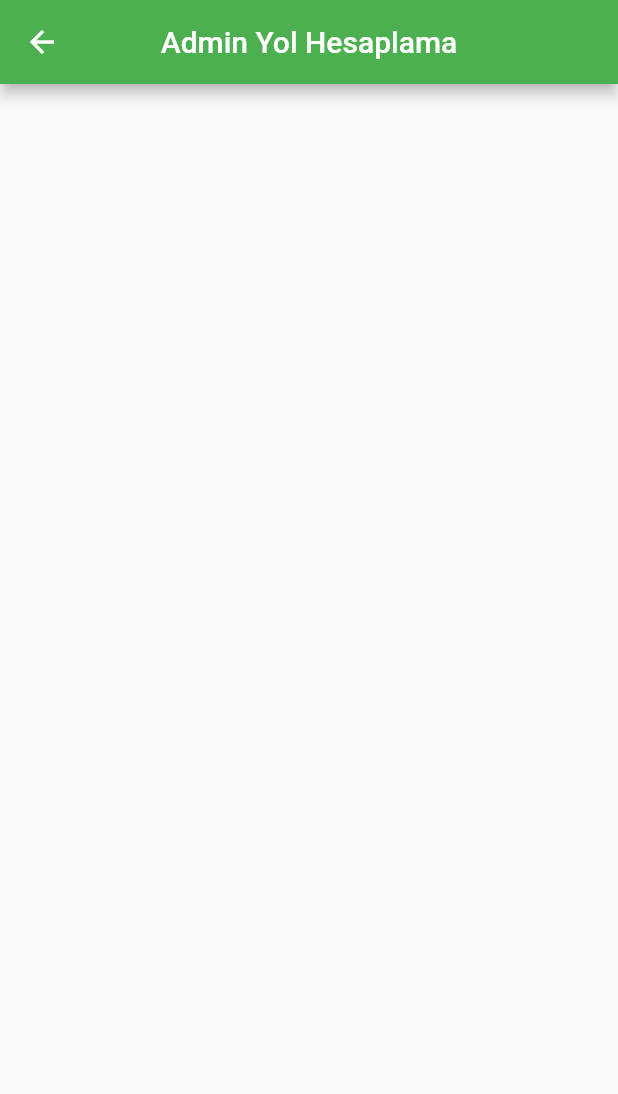
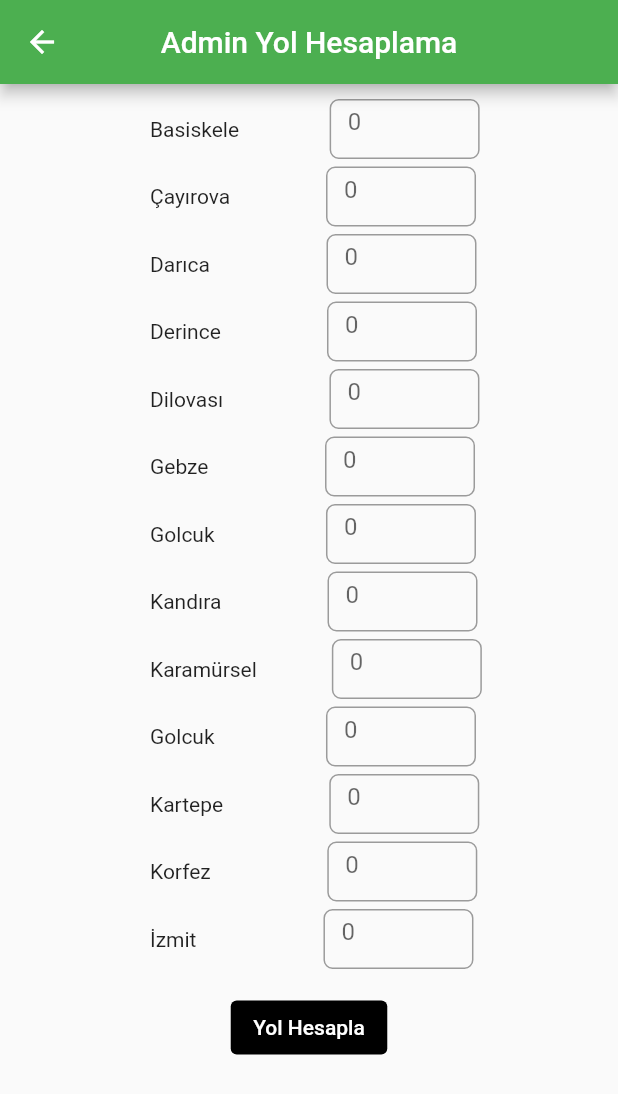
Before and after one commit to AlperenImam0glu/Kocaeli-Universitesi-Ulasim-Uygulamasi, a Flutter app: the AdminYolHesapla screen opened directly, on a phone screen of 412 x 824 dp. Shown: the top 1094 px of the screen. Run offline on Flutter 3.47's test engine with Material 2 defaults, Android fonts, the phone set to English and light mode, and no system bars; our stand-ins replace flutter_map, latlong2, sqflite; missing offline and left inert: dart:ffi; accounts and stored records are empty.

Commit message:
yol hesaplama ekrani yapildi

```diff
--- a/lib/admin_harita.dart
+++ b/lib/admin_pages/admin_harita.dart
@@ -1,7 +1,7 @@
 import 'package:flutter/material.dart';
 import 'package:flutter_map/flutter_map.dart';
 import 'package:latlong2/latlong.dart';
-import 'package:yazlab2_proje2_mobil/Duraklar.dart';
+import 'package:yazlab2_proje2_mobil/models/Duraklar.dart';
 
 class Harita extends StatefulWidget {
   @override
@@ -9,19 +9,33 @@ class Harita extends StatefulWidget {
 }
 
 class _HaritaState extends State<Harita> {
-  Duraklar izmit = new Duraklar(40.764759, 29.940957);
-  Duraklar basiskele = new Duraklar(40.709633, 29.923609);
-  Duraklar cayirova = new Duraklar(40.823270, 29.372250);
-  Duraklar darica = new Duraklar(40.773861, 29.401166);
-  Duraklar derince = new Duraklar(40.755790, 29.831286);
+  Duraklar Basiskele = new Duraklar(40.709633, 29.923609);
+  Duraklar Cayirova = new Duraklar(40.823270, 29.372250);
+  Duraklar Darica = new Duraklar(40.773861, 29.401166);
+  Duraklar Derince = new Duraklar(40.755790, 29.831286);
+  Duraklar Dilovasi = new Duraklar(40.785418, 29.541543);
+  Duraklar Gebze = new Duraklar(40.802446, 29.439632);
+  Duraklar Golcuk = new Duraklar(40.716607, 29.817274);
+  Duraklar Kandira = new Duraklar(41.067325, 30.153739);
+  Duraklar Karamursel = new Duraklar(40.690930, 29.615780);
+  Duraklar Kartepe = new Duraklar(40.752813, 30.023271);
+  Duraklar Korfez = new Duraklar(40.760902, 29.786963);
+  Duraklar Izmit = new Duraklar(40.764759, 29.940957);
 
   final duraklistesi = <Duraklar>[];
   _HaritaState() {
-    duraklistesi.add(izmit);
-    duraklistesi.add(basiskele);
-    duraklistesi.add(cayirova);
-    duraklistesi.add(darica);
-    duraklistesi.add(derince);
+    duraklistesi.add(Basiskele);
+    duraklistesi.add(Cayirova);
+    duraklistesi.add(Darica);
+    duraklistesi.add(Derince);
+    duraklistesi.add(Dilovasi);
+    duraklistesi.add(Gebze);
+    duraklistesi.add(Golcuk);
+    duraklistesi.add(Kandira);
+    duraklistesi.add(Karamursel);
+    duraklistesi.add(Kartepe);
+    duraklistesi.add(Korfez);
+    duraklistesi.add(Izmit);
   }
 
   @override
@@ -36,12 +50,7 @@ class _HaritaState extends State<Harita> {
       body: Column(
         children: <Widget>[
           Expanded(
-            flex: 2,
             child: mapWidget(),
-          ),
-          Expanded(
-            flex: 1,
-            child: Text("BURADA İSLEMLER OLACAK"),
           ),
         ],
       ),
--- /dev/null
+++ b/lib/admin_pages/admin_yol_hesapla.dart
@@ -0,0 +1,126 @@
+import 'dart:ffi';
+
+import 'package:flutter/material.dart';
+
+class AdminYolHesapla extends StatefulWidget {
+  @override
+  State<AdminYolHesapla> createState() => _AdminYolHesaplaState();
+}
+
+class _AdminYolHesaplaState extends State<AdminYolHesapla> {
+  double yukseklik = 5;
+  @override
+  Widget build(BuildContext context) {
+    return Scaffold(
+        appBar: AppBar(
+          backgroundColor: Colors.green,
+          centerTitle: true,
+          title: Text("Admin Yol Hesaplama"),
+        ),
+        body: SingleChildScrollView(
+          child: Center(
+            child: Center(
+              child: Column(
+                crossAxisAlignment: CrossAxisAlignment.center,
+                children: [
+                  SizedBox(
+                    height: 10,
+                  ),
+                  durakVeSayi("Basiskele   "),
+                  SizedBox(
+                    height: yukseklik,
+                  ),
+                  durakVeSayi("Çayırova    "),
+                  SizedBox(
+                    height: yukseklik,
+                  ),
+                  durakVeSayi("Darıca        "),
+                  SizedBox(
+                    height: yukseklik,
+                  ),
+                  durakVeSayi("Derince      "),
+                  SizedBox(
+                    height: yukseklik,
+                  ),
+                  durakVeSayi("Dilovası      "),
+                  SizedBox(
+                    height: yukseklik,
+                  ),
+                  durakVeSayi("Gebze        "),
+                  SizedBox(
+                    height: yukseklik,
+                  ),
+                  durakVeSayi("Golcuk       "),
+                  SizedBox(
+                    height: yukseklik,
+                  ),
+                  durakVeSayi("Kandıra      "),
+                  SizedBox(
+                    height: yukseklik,
+                  ),
+                  durakVeSayi("Karamürsel"),
+                  SizedBox(
+                    height: yukseklik,
+                  ),
+                  durakVeSayi("Golcuk       "),
+                  SizedBox(
+                    height: yukseklik,
+                  ),
+                  durakVeSayi("Kartepe      "),
+                  SizedBox(
+                    height: yukseklik,
+                  ),
+                  durakVeSayi("Korfez        "),
+                  SizedBox(
+                    height: yukseklik,
+                  ),
+                  durakVeSayi("İzmit          "),
+                  SizedBox(
+                    height: yukseklik,
+                  ),
+                  SizedBox(
+                    height: 10,
+                  ),
+                  TextButton(
+                    onPressed: () {},
+                    style: ButtonStyle(
+                        backgroundColor:
+                            MaterialStateProperty.all(Colors.black)),
+                    child: Text(
+                      "  Yol Hesapla  ",
+                      style: TextStyle(color: Colors.white),
+                    ),
+                  ),
+                  SizedBox(
+                    height: 5,
+                  ),
+                ],
+              ),
+            ),
+          ),
+        ));
+  }
+
+  Row durakVeSayi(String durak) {
+    return Row(children: <Widget>[
+      SizedBox(
+        width: 100,
+      ),
+      Text("$durak"),
+      SizedBox(
+        width: 50,
+      ),
+      SizedBox(
+        width: 100,
+        height: 40,
+        child: TextField(
+          decoration: InputDecoration(
+            border: OutlineInputBorder(
+                borderRadius: BorderRadius.all(Radius.circular(6))),
+            hintText: "0",
+          ),
+        ),
+      ),
+    ]);
+  }
+}
--- a/lib/admin_yolcu_sayilari.dart
+++ b/lib/admin_pages/admin_yolcu_sayilari.dart
@@ -1,7 +1,7 @@
 import 'package:flutter/material.dart';
 import 'package:yazlab2_proje2_mobil/data/dbHelper.dart';
 import 'package:yazlab2_proje2_mobil/models/kullanicilar.dart';
-import 'package:yazlab2_proje2_mobil/kullanici_istek_ekle.dart';
+import 'package:yazlab2_proje2_mobil/admin_pages/admin_kullanici_konum_duzenle.dart';
 
 class YolcuSayilari extends StatefulWidget {
   @override
--- a/lib/admin_yol_hesapla.dart
+++ /dev/null
@@ -1,20 +0,0 @@
-import 'package:flutter/material.dart';
-
-class AdminYolHesapla extends StatefulWidget {
-  @override
-  State<AdminYolHesapla> createState() => _AdminYolHesaplaState();
-}
-
-class _AdminYolHesaplaState extends State<AdminYolHesapla> {
-  @override
-  Widget build(BuildContext context) {
-    return Scaffold(
-      appBar: AppBar(
-        backgroundColor: Colors.green,
-        centerTitle: true,
-        title: Text("Admin Yol Hesaplama"),
-      ),
-      body: Center(),
-    );
-  }
-}
--- a/lib/main.dart
+++ b/lib/main.dart
@@ -1,6 +1,7 @@
 import 'package:flutter/material.dart';
-import 'package:yazlab2_proje2_mobil/admin_page.dart';
-import 'package:yazlab2_proje2_mobil/user_Home_Page.dart';
+import 'package:yazlab2_proje2_mobil/admin_pages/admin_page.dart';
+import 'package:yazlab2_proje2_mobil/admin_pages/admin_yol_hesapla.dart';
+import 'package:yazlab2_proje2_mobil/user_pages/user_Home_Page.dart';
 import 'package:yazlab2_proje2_mobil/login_page.dart';
 
 void main() {
@@ -18,6 +19,7 @@ class MyApp extends StatelessWidget {
         "/admin_page": (context) => AdminPage(),
         "/admin_yolcu_sayilari": (context) => AdminPage(),
         "/admin_harita": (context) => AdminPage(),
+        "/admin_yol_hesapla": (context) => AdminYolHesapla(),
       },
     );
   }
```
Also changed, not shown: lib/admin_pages/admin_page.dart (renamed from lib/admin_page.dart, +4 -3 lines), lib/login_page.dart (+13 -4 lines), lib/user_pages/user_Home_Page.dart (renamed from lib/user_Home_Page.dart, +22 -1 lines), lib/admin_pages/admin_kullanici_konum_duzenle.dart (renamed from lib/kullanici_istek_ekle.dart), lib/models/Duraklar.dart (renamed from lib/Duraklar.dart).
